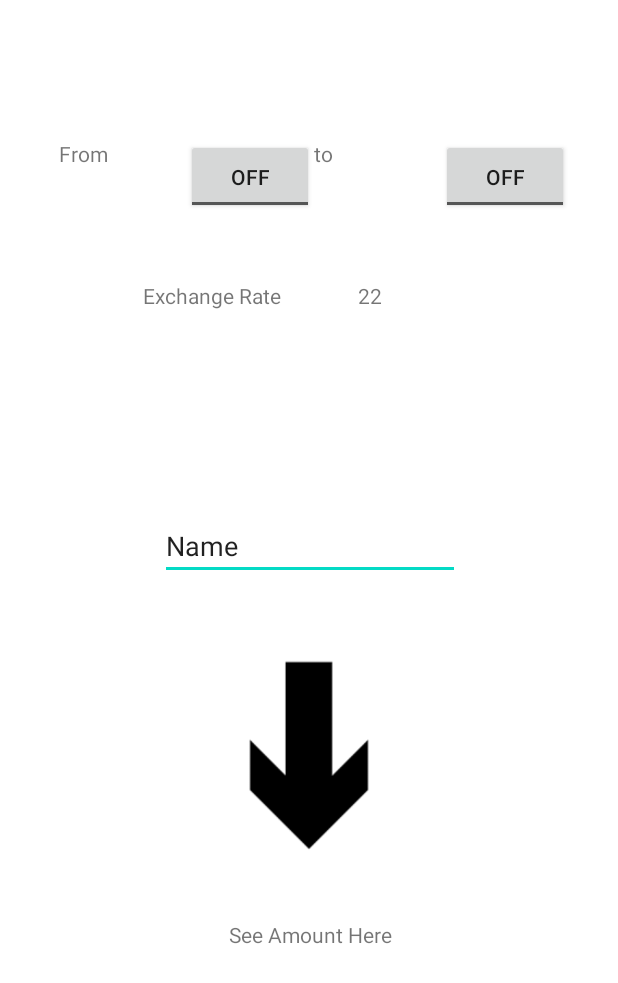
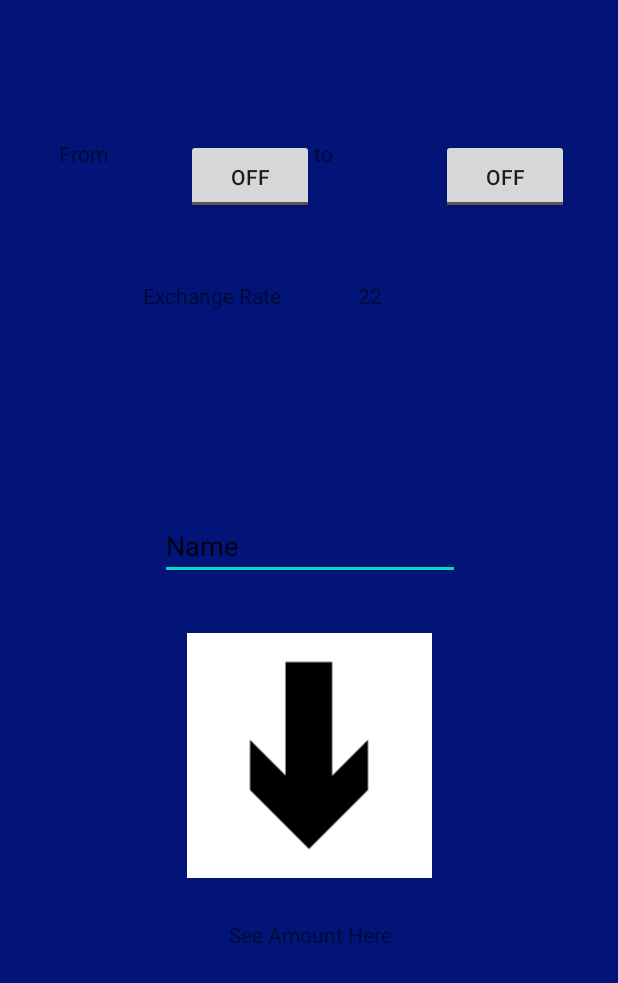
Before and after one commit to hoda-mawlawi/CurrencyConverter2.0, an Android app: the layout calculator.xml on its own in the app's theme, with its tools: preview values and no code run, on a phone screen of 412 x 824 dp. Shown: the top 983 px of the screen. Run offline under Robolectric (Android 15) with nearby library versions, the phone set to English and light mode, and no system bars.

Commit message:
change background of calculator to dark blue (#021477)

```diff
--- a/app/src/main/res/layout/calculator.xml
+++ b/app/src/main/res/layout/calculator.xml
@@ -4,7 +4,8 @@
     xmlns:tools="http://schemas.android.com/tools"
     android:id="@+id/from"
     android:layout_width="match_parent"
-    android:layout_height="match_parent">
+    android:layout_height="match_parent"
+    android:background="#021477">
 
     <TextView
         android:id="@+id/textView3"
```
